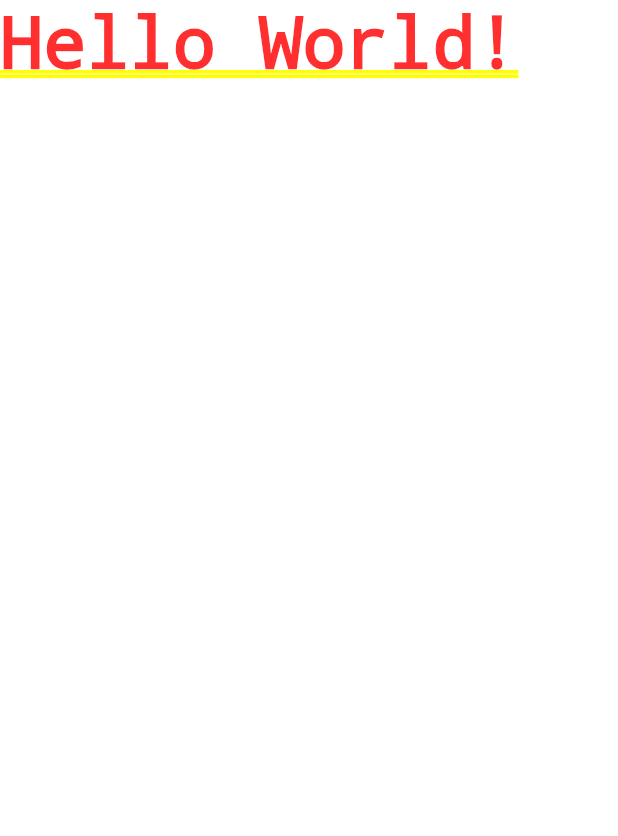
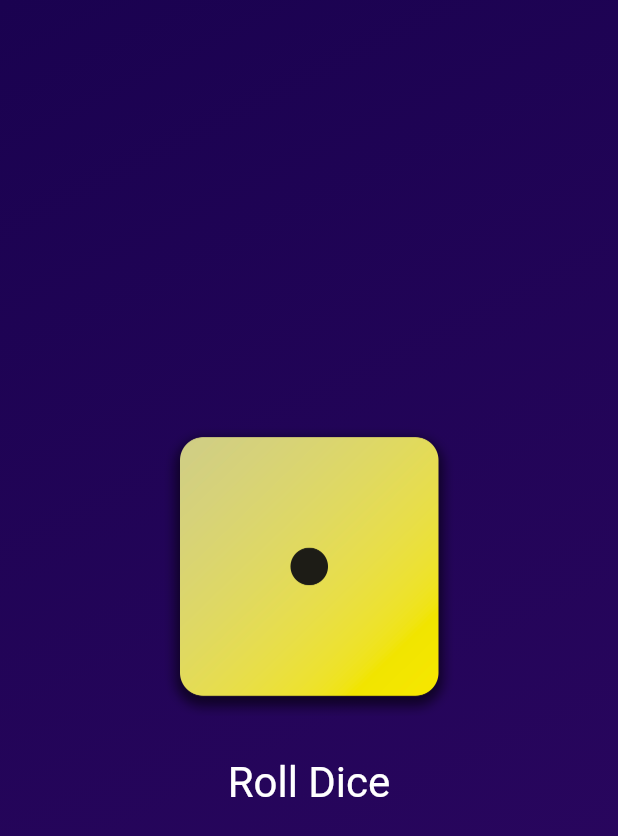
Before and after one commit to diegwl/learning-flutter, a Flutter app: the screen it shows after launch, on a phone screen of 412 x 824 dp. Shown: the top 836 px of the screen. Run offline on Flutter 3.47's test engine with Material 3 defaults, Android fonts, the phone set to English and light mode, and no system bars.

Commit message:
dice roll app

```diff
--- /dev/null
+++ b/roll_dice/lib/dice_roller.dart
@@ -0,0 +1,51 @@
+import 'dart:math';
+
+import 'package:flutter/material.dart';
+
+final rand = Random();
+
+class DiceRoller extends StatefulWidget {
+  const DiceRoller({super.key});
+
+  @override
+  State<DiceRoller> createState() {
+    return _DiceRollerState();
+  }
+}
+
+class _DiceRollerState extends State<DiceRoller> {
+  var currentDiceRoll = 1;
+
+  void rollDice() {
+    setState(() {
+      currentDiceRoll = rand.nextInt(6) + 1;
+    });
+  }
+
+  @override
+  Widget build(BuildContext context) {
+    return Column(
+      mainAxisSize: MainAxisSize.min,
+      children: [
+        Image.asset(
+          'assets/images/dice-$currentDiceRoll.png',
+          width: 200,
+        ),
+        const SizedBox(height: 20),
+        TextButton(
+          onPressed: rollDice,
+          style: TextButton.styleFrom(
+            // padding: const EdgeInsets.only(
+            //   top: 20,
+            // ),
+            foregroundColor: Colors.white,
+            textStyle: const TextStyle(
+              fontSize: 28,
+            ),
+          ),
+          child: const Text('Roll Dice'),
+        )
+      ],
+    );
+  }
+}
--- /dev/null
+++ b/roll_dice/lib/gradient_container.dart
@@ -0,0 +1,33 @@
+import 'package:flutter/material.dart';
+import 'package:roll_dice/dice_roller.dart';
+
+const startAlignment = Alignment.topLeft;
+const endAlignment = Alignment.bottomRight;
+
+class GradientContainer extends StatelessWidget {
+  const GradientContainer({super.key, required this.colors});
+
+  const GradientContainer.purple({super.key})
+      : colors = const [
+          Colors.deepPurple,
+          Colors.indigo,
+        ];
+
+  final List<Color> colors;
+
+  @override
+  Widget build(context) {
+    return Container(
+      decoration: BoxDecoration(
+        gradient: LinearGradient(
+          colors: colors,
+          begin: startAlignment,
+          end: endAlignment,
+        ),
+      ),
+      child: const Center(
+        child: DiceRoller(),
+      ),
+    );
+  }
+}
```
Also changed, not shown: roll_dice/lib/main.dart (+13 -1 lines), roll_dice/lib/styled_text.dart (added, +18 -0 lines), roll_dice/pubspec.yaml (+7 -3 lines), roll_dice/assets/images/dice-1.png (added), roll_dice/assets/images/dice-2.png (added), roll_dice/assets/images/dice-3.png (added), roll_dice/assets/images/dice-4.png (added), roll_dice/assets/images/dice-5.png (added), roll_dice/assets/images/dice-6.png (added).
